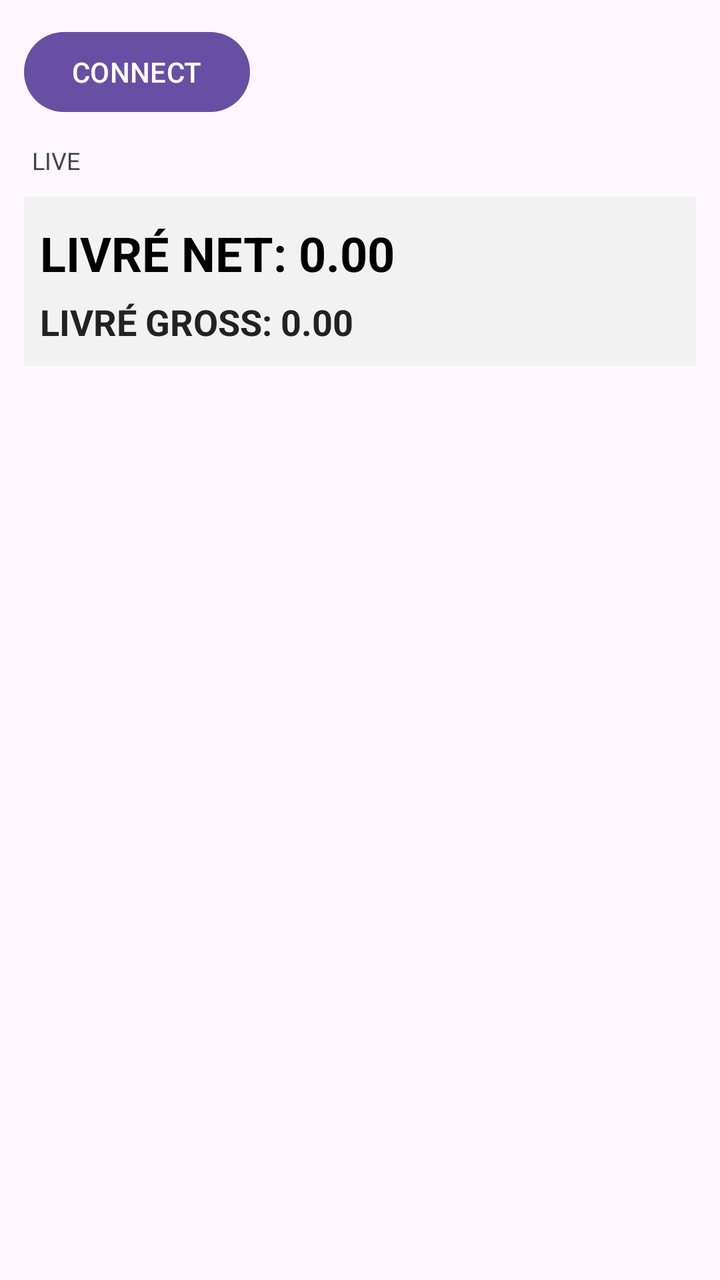
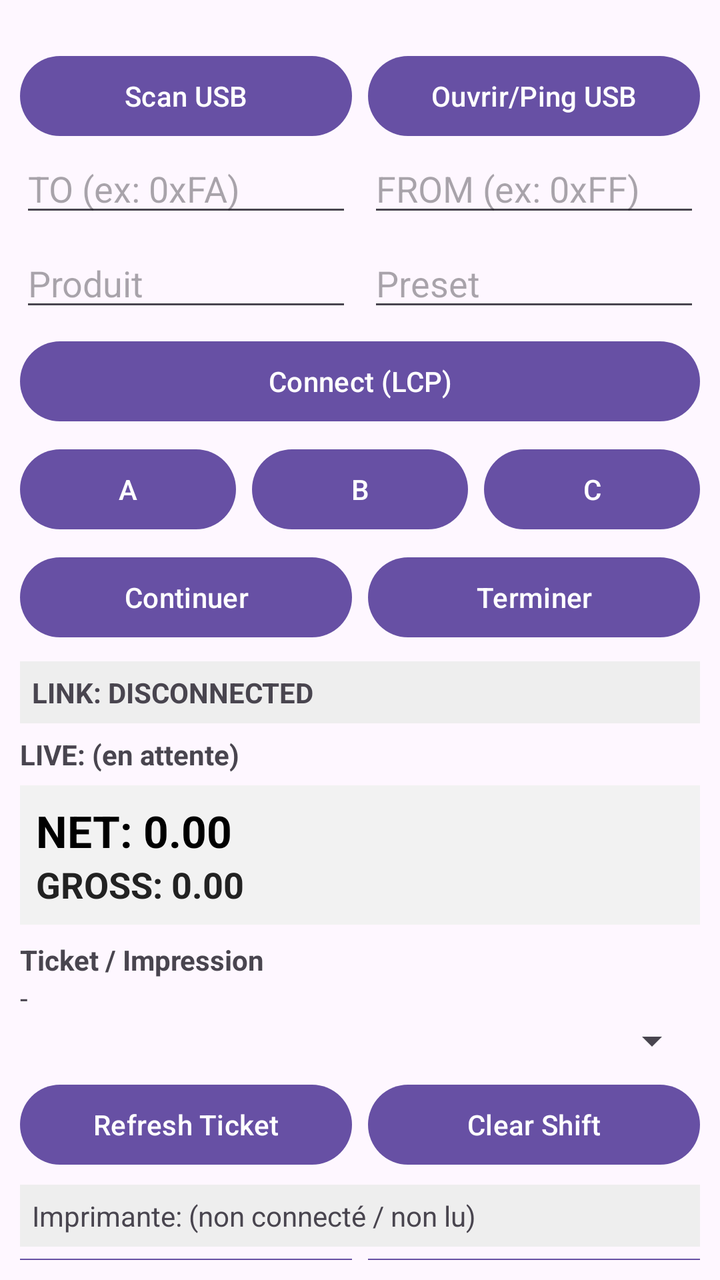

The first picture is an Android layout as it rendered before a commit; the second is the same layout after the commit. The layout source and the unified diff follow.
<!-- AndroidManifest.xml: application theme Theme.Material3.DayNight.NoActionBar -->
<!-- res/layout/activity_main.xml -->
<ScrollView xmlns:android="http://schemas.android.com/apk/res/android"
    android:id="@+id/rootScroll"
    android:layout_width="match_parent"
    android:layout_height="match_parent"
    android:fillViewport="true">

    <LinearLayout
        android:id="@+id/rootLayout"
        android:layout_width="match_parent"
        android:layout_height="wrap_content"
        android:orientation="vertical"
        android:padding="12dp">

        
        <LinearLayout
            android:layout_width="match_parent"
            android:layout_height="wrap_content"
            android:orientation="horizontal"
            android:layout_marginBottom="8dp">

            <Button
                android:id="@+id/btnConnect"
                android:layout_width="wrap_content"
                android:layout_height="wrap_content"
                android:text="CONNECT" />
        </LinearLayout>

        
        <TextView
            android:id="@+id/txtLive"
            android:layout_width="match_parent"
            android:layout_height="wrap_content"
            android:text="LIVE"
            android:textSize="12sp"
            android:textColor="#444444"
            android:padding="4dp"
            android:layout_marginBottom="6dp" />

        
        
        <LinearLayout
            android:id="@+id/liveQtyPanel"
            android:layout_width="match_parent"
            android:layout_height="wrap_content"
            android:orientation="vertical"
            android:padding="8dp"
            android:layout_marginBottom="12dp"
            android:background="#F2F2F2">

            
            <TextView
                android:id="@+id/txtQtyNet"
                android:layout_width="match_parent"
                android:layout_height="wrap_content"
                android:text="LIVRÉ NET: 0.00"
                android:textStyle="bold"
                android:textSize="24sp"
                android:textColor="#000000"
                android:paddingTop="4dp"
                android:paddingBottom="4dp" />

            
            <TextView
                android:id="@+id/txtQtyGross"
                android:layout_width="match_parent"
                android:layout_height="wrap_content"
                android:text="LIVRÉ GROSS: 0.00"
                android:textStyle="bold"
                android:textSize="18sp"
                android:textColor="#222222"
                android:paddingTop="2dp"
                android:paddingBottom="2dp" />
        </LinearLayout>

        
        
        

    </LinearLayout>
</ScrollView>
<!-- resources referenced by this layout -->
<resources>

</resources>

<!-- the commit's change to res/layout/activity_main.xml (unified diff, before → after) -->
@@ -1,80 +1,329 @@
-<ScrollView xmlns:android="http://schemas.android.com/apk/res/android"
-    android:id="@+id/rootScroll"
+<LinearLayout xmlns:android="http://schemas.android.com/apk/res/android"
+    android:id="@+id/root"
     android:layout_width="match_parent"
     android:layout_height="match_parent"
-    android:fillViewport="true">
-
-    <LinearLayout
-        android:id="@+id/rootLayout"
+    android:orientation="vertical"
+    android:padding="10dp">
+
+    
+    <Spinner
+        android:id="@+id/spnUsbDevices"
+        android:layout_width="match_parent"
+        android:layout_marginTop="8dp" />
+
+    <LinearLayout
+        android:layout_width="match_parent"
+        android:layout_height="wrap_content"
+        android:orientation="horizontal"
+        android:layout_marginTop="6dp">
+
+        <Button
+            android:id="@+id/btnScanUsb"
+            android:layout_width="0dp"
+            android:layout_height="wrap_content"
+            android:layout_weight="1"
+            android:text="Scan USB" />
+
+        <Button
+            android:id="@+id/btnPingUsb"
+            android:layout_width="0dp"
+            android:layout_height="wrap_content"
+            android:layout_weight="1"
+            android:layout_marginStart="8dp"
+            android:text="Ouvrir/Ping USB" />
+    </LinearLayout>
+
+    
+    <LinearLayout
+        android:layout_width="match_parent"
+        android:layout_height="wrap_content"
+        android:orientation="horizontal">
+
+        <EditText
+            android:id="@+id/edtTo"
+            android:layout_width="0dp"
+            android:layout_height="wrap_content"
+            android:layout_weight="1"
+            android:hint="TO (ex: 0xFA)"
+            android:singleLine="true" />
+
+        <EditText
+            android:id="@+id/edtFrom"
+            android:layout_width="0dp"
+            android:layout_height="wrap_content"
+            android:layout_weight="1"
+            android:hint="FROM (ex: 0xFF)"
+            android:singleLine="true"
+            android:layout_marginStart="8dp" />
+    </LinearLayout>
+
+    
+    <LinearLayout
+        android:layout_width="match_parent"
+        android:layout_height="wrap_content"
+        android:orientation="horizontal"
+        android:layout_marginTop="6dp">
+
+        <EditText
+            android:id="@+id/edtProduct"
+            android:layout_width="0dp"
+            android:layout_height="wrap_content"
+            android:layout_weight="1"
+            android:hint="Produit"
+            android:inputType="number"
+            android:singleLine="true" />
+
+        <EditText
+            android:id="@+id/edtPreset"
+            android:layout_width="0dp"
+            android:layout_height="wrap_content"
+            android:layout_weight="1"
+            android:layout_marginStart="8dp"
+            android:hint="Preset"
+            android:inputType="numberDecimal"
+            android:singleLine="true" />
+    </LinearLayout>
+
+    
+    <Button
+        android:id="@+id/btnConnect"
+        android:layout_width="match_parent"
+        android:layout_height="wrap_content"
+        android:text="Connect (LCP)"
+        android:layout_marginTop="6dp" />
+
+    
+    <LinearLayout
+        android:layout_width="match_parent"
+        android:layout_height="wrap_content"
+        android:orientation="horizontal"
+        android:layout_marginTop="6dp">
+
+        <Button
+            android:id="@+id/btnA"
+            android:layout_width="0dp"
+            android:layout_height="wrap_content"
+            android:layout_weight="1"
+            android:text="A" />
+
+        <Button
+            android:id="@+id/btnB"
+            android:layout_width="0dp"
+            android:layout_height="wrap_content"
+            android:layout_weight="1"
+            android:layout_marginStart="8dp"
+            android:text="B" />
+
+        <Button
+            android:id="@+id/btnC"
+            android:layout_width="0dp"
+            android:layout_height="wrap_content"
+            android:layout_weight="1"
+            android:layout_marginStart="8dp"
+            android:text="C" />
+    </LinearLayout>
+
+    
+    <LinearLayout
+        android:layout_width="match_parent"
+        android:layout_height="wrap_content"
+        android:orientation="horizontal"
+        android:layout_marginTop="6dp">
+
+        <Button
+            android:id="@+id/btnContinue"
+            android:layout_width="0dp"
+            android:layout_height="wrap_content"
+            android:layout_weight="1"
+            android:text="Continuer" />
+
+        <Button
+            android:id="@+id/btnFinish"
+            android:layout_width="0dp"
+            android:layout_height="wrap_content"
+            android:layout_weight="1"
+            android:layout_marginStart="8dp"
+            android:text="Terminer" />
+    </LinearLayout>
+
+    
+    <TextView
+        android:id="@+id/txtLinkStatus"
+        android:layout_width="match_parent"
+        android:layout_height="wrap_content"
+        android:text="LINK: DISCONNECTED"
+        android:textStyle="bold"
+        android:layout_marginTop="8dp"
+        android:background="#FFEEEEEE"
+        android:padding="6dp" />
+
+    
+    <TextView
+        android:id="@+id/txtLive"
+        android:layout_width="match_parent"
+        android:layout_height="wrap_content"
+        android:text="LIVE: (en attente)"
+        android:textStyle="bold"
+        android:layout_marginTop="6dp" />
+
+    
+    <LinearLayout
+        android:id="@+id/liveQtyPanel"
         android:layout_width="match_parent"
         android:layout_height="wrap_content"
         android:orientation="vertical"
-        android:padding="12dp">
-
-        
+        android:layout_marginTop="6dp"
+        android:padding="8dp"
+        android:background="#F2F2F2">
+
+        <TextView
+            android:id="@+id/txtQtyNet"
+            android:layout_width="match_parent"
+            android:layout_height="wrap_content"
+            android:text="NET: 0.00"
+            android:textStyle="bold"
+            android:textSize="22sp"
+            android:textColor="#000000" />
+
+        <TextView
+            android:id="@+id/txtQtyGross"
+            android:layout_width="match_parent"
+            android:layout_height="wrap_content"
+            android:text="GROSS: 0.00"
+            android:textStyle="bold"
+            android:textSize="18sp"
+            android:textColor="#222222" />
+    </LinearLayout>
+
+    
+    <LinearLayout
+        android:layout_width="match_parent"
+        android:layout_height="wrap_content"
+        android:orientation="vertical"
+        android:layout_marginTop="8dp">
+
+        <TextView
+            android:layout_width="match_parent"
+            android:layout_height="wrap_content"
+            android:text="Ticket / Impression"
+            android:textStyle="bold" />
+
+        <TextView
+            android:id="@+id/txtTicketNumber"
+            android:layout_width="match_parent"
+            android:layout_height="wrap_content"
+            android:text="-" />
+
+        <Spinner
+            android:id="@+id/spnTicketRequired"
+            android:layout_width="match_parent"
+            android:layout_height="wrap_content" />
+
         <LinearLayout
             android:layout_width="match_parent"
             android:layout_height="wrap_content"
             android:orientation="horizontal"
-            android:layout_marginBottom="8dp">
+            android:layout_marginTop="6dp">
 
             <Button
-                android:id="@+id/btnConnect"
-                android:layout_width="wrap_content"
+                android:id="@+id/btnRefreshTicket"
+                android:layout_width="0dp"
                 android:layout_height="wrap_content"
-                android:text="CONNECT" />
+                android:layout_weight="1"
+                android:text="Refresh Ticket" />
+
+            <Button
+                android:id="@+id/btnClearShift"
+                android:layout_width="0dp"
+                android:layout_height="wrap_content"
+                android:layout_weight="1"
+                android:layout_marginStart="8dp"
+                android:text="Clear Shift" />
         </LinearLayout>
 
-        
-        <TextView
-            android:id="@+id/txtLive"
-            android:layout_width="match_parent"
-            android:layout_height="wrap_content"
-            android:text="LIVE"
+        <TextView
+            android:id="@+id/txtPrinterStatus"
+            android:layout_width="match_parent"
+            android:layout_height="wrap_content"
+            android:text="Imprimante: (non connecté / non lu)"
+            android:layout_marginTop="6dp"
+            android:background="#EEEEEE"
+            android:padding="6dp" />
+
+        <LinearLayout
+            android:layout_width="match_parent"
+            android:layout_height="wrap_content"
+            android:orientation="horizontal"
+            android:layout_marginTop="6dp">
+
+            <Button
+                android:id="@+id/btnRefreshPrinter"
+                android:layout_width="0dp"
+                android:layout_height="wrap_content"
+                android:layout_weight="1"
+                android:text="Refresh Printer" />
+
+            <Button
+                android:id="@+id/btnPrintPending"
+                android:layout_width="0dp"
+                android:layout_height="wrap_content"
+                android:layout_weight="1"
+                android:layout_marginStart="8dp"
+                android:text="Print Pending" />
+        </LinearLayout>
+
+    </LinearLayout>
+
+    
+    <CheckBox
+        android:id="@+id/switchIoLog"
+        android:layout_width="wrap_content"
+        android:layout_height="wrap_content"
+        android:text="I/O log"
+        android:checked="true"
+        android:layout_marginTop="8dp" />
+
+    
+    <ScrollView
+        android:id="@+id/logScroll"
+        android:layout_width="match_parent"
+        android:layout_height="0dp"
+        android:layout_weight="1"
+        android:fillViewport="true"
+        android:layout_marginTop="6dp"
+        android:background="#111111">
+
+        <TextView
+            android:id="@+id/txtLog"
+            android:layout_width="match_parent"
+            android:layout_height="wrap_content"
+            android:typeface="monospace"
+            android:textIsSelectable="true"
             android:textSize="12sp"
-            android:textColor="#444444"
-            android:padding="4dp"
-            android:layout_marginBottom="6dp" />
-
-        
-        
-        <LinearLayout
-            android:id="@+id/liveQtyPanel"
-            android:layout_width="match_parent"
-            android:layout_height="wrap_content"
-            android:orientation="vertical"
-            android:padding="8dp"
-            android:layout_marginBottom="12dp"
-            android:background="#F2F2F2">
-
-            
-            <TextView
-                android:id="@+id/txtQtyNet"
-                android:layout_width="match_parent"
-                android:layout_height="wrap_content"
-                android:text="LIVRÉ NET: 0.00"
-                android:textStyle="bold"
-                android:textSize="24sp"
-                android:textColor="#000000"
-                android:paddingTop="4dp"
-                android:paddingBottom="4dp" />
-
-            
-            <TextView
-                android:id="@+id/txtQtyGross"
-                android:layout_width="match_parent"
-                android:layout_height="wrap_content"
-                android:text="LIVRÉ GROSS: 0.00"
-                android:textStyle="bold"
-                android:textSize="18sp"
-                android:textColor="#222222"
-                android:paddingTop="2dp"
-                android:paddingBottom="2dp" />
-        </LinearLayout>
-
-        
-        
-        
-
-    </LinearLayout>
-</ScrollView>
+            android:textColor="#00FF00"
+            android:padding="6dp" />
+    </ScrollView>
+
+    
+    <LinearLayout
+        android:layout_width="match_parent"
+        android:layout_height="wrap_content"
+        android:orientation="horizontal"
+        android:gravity="end"
+        android:layout_marginTop="6dp">
+
+        <Button
+            android:id="@+id/btnClearLog"
+            android:layout_width="wrap_content"
+            android:layout_height="wrap_content"
+            android:text="Clear log" />
+
+        <Button
+            android:id="@+id/btnCopyLog"
+            android:layout_width="wrap_content"
+            android:layout_height="wrap_content"
+            android:layout_marginStart="8dp"
+            android:text="Copy log" />
+    </LinearLayout>
+
+</LinearLayout>
